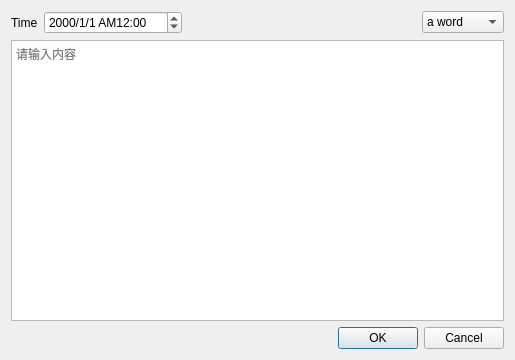
This is dev/Hitokoto/dialognewhito.ui in CalaW/Hitokoto as Qt 5 draws it before an edit. The edited form follows.
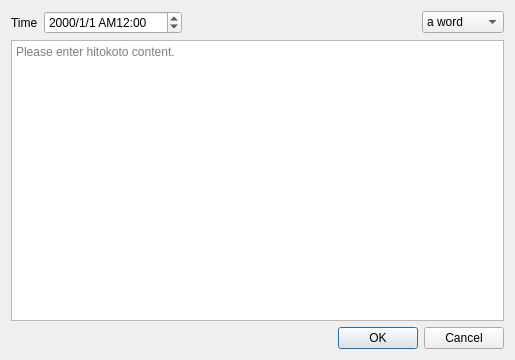
This is the edited form.

```diff
--- a/dev/Hitokoto/dialognewhito.ui
+++ b/dev/Hitokoto/dialognewhito.ui
@@ -114,7 +114,7 @@
      <item>
       <widget class="QTextEdit" name="newHitoContentEdt">
        <property name="placeholderText">
-        <string>请输入内容</string>
+        <string>Please enter hitokoto content.</string>
        </property>
       </widget>
      </item>
```
Left out of the diff: 2 changed lines with no effect on the pictures.
